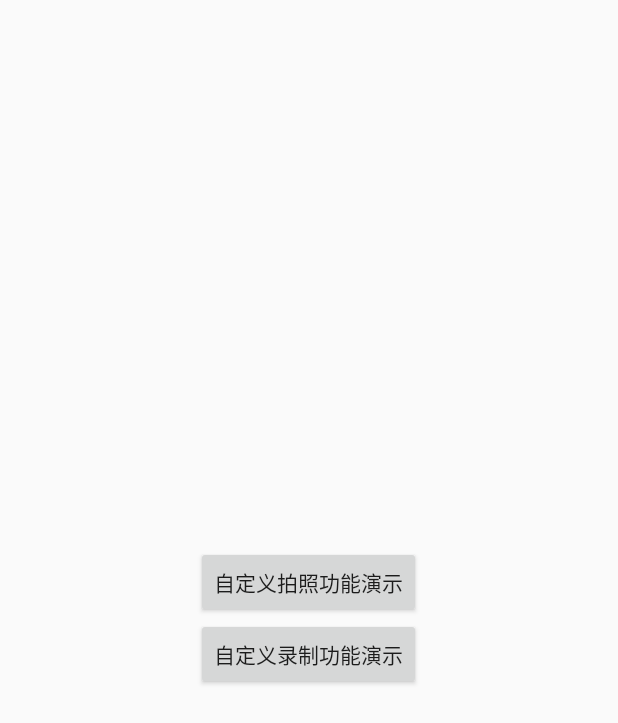
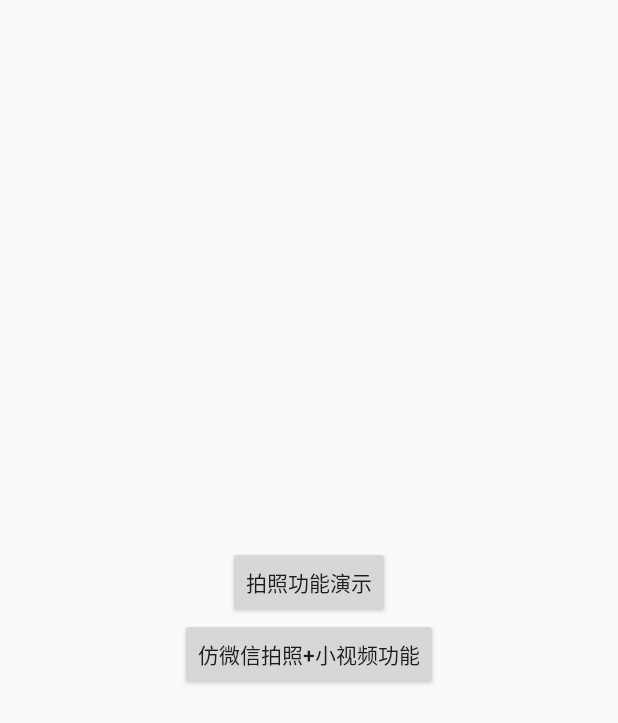
Before and after one commit to AnthonyCoder/CustomCamera, an Android app: the screen it shows after launch (MainActivity), on a phone screen of 412 x 824 dp. Shown: the top 723 px of the screen. Run offline under Robolectric (Android 15) with nearby library versions, the phone set to English and light mode, and no system bars; libraries missing offline, so code that uses them is left out: permissions.dispatcher.

Commit message:
优化demo代码

```diff
--- a/app/src/main/java/anthony/camerademo/coustom/VideoActivity.java
+++ b/app/src/main/java/anthony/camerademo/coustom/VideoActivity.java
@@ -96,6 +96,9 @@ public class VideoActivity extends Activity implements View.OnClickListener,ICam
                     startActivity(showIntent);
                 }
                 break;
+            case R.id.iv_rever_camera:
+                CustomCameraHelper.getInstance().switchCamera();
+                break;
         }
     }
 
--- a/app/src/main/res/layout/activity_main.xml
+++ b/app/src/main/res/layout/activity_main.xml
@@ -8,11 +8,11 @@
         android:id="@+id/go_pic"
         android:layout_width="wrap_content"
         android:layout_height="wrap_content"
-        android:text="自定义拍照功能演示"/>
+        android:text="拍照功能演示"/>
 
     <Button
         android:id="@+id/go_video"
         android:layout_width="wrap_content"
         android:layout_height="wrap_content"
-        android:text="自定义录制功能演示"/>
+        android:text="仿微信拍照+小视频功能"/>
 </LinearLayout>
```
